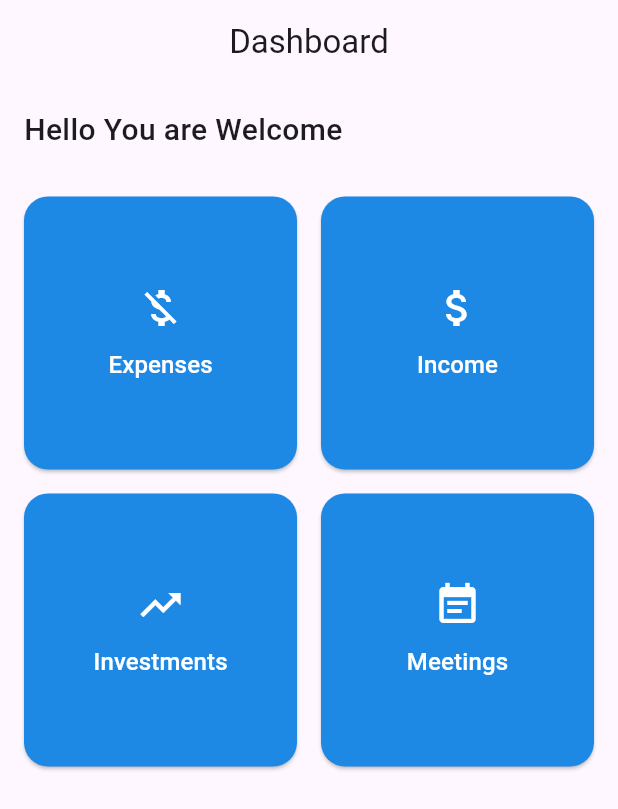
After one commit to DuminduMalinga/first_project, a Flutter app: the DashboardScreen screen opened directly, on a phone screen of 412 x 824 dp. The commit adds this screen. Shown: the top 809 px of the screen. Run offline on Flutter 3.47's test engine with Material 3 defaults, Android fonts, the phone set to English and light mode, and no system bars.

Commit message:
Add dashboard screen and improve signup validation
Introduces DashboardScreen with grid navigation and updates HomeScreen to redirect to it. SignupScreen now includes password confirmation and validation. Also disables debug banner in main.dart.

```diff
--- a/lib/main.dart
+++ b/lib/main.dart
@@ -9,6 +9,7 @@ class MyApp extends StatelessWidget {
   @override
   Widget build(BuildContext context) {
     return MaterialApp(
+      debugShowCheckedModeBanner: false,
       title: 'Login App',
       theme: ThemeData(primarySwatch: Colors.blue),
       home: LoginScreen(),
--- /dev/null
+++ b/lib/screens/Dashboard_screen.dart
@@ -0,0 +1,68 @@
+import 'package:flutter/material.dart';
+
+class DashboardScreen extends StatelessWidget {
+  @override
+  Widget build(BuildContext context) {
+    return Scaffold(
+      appBar: AppBar(title: Text('Dashboard'), centerTitle: true),
+      body: Padding(
+        padding: const EdgeInsets.all(16.0),
+        child: Column(
+          crossAxisAlignment: CrossAxisAlignment.start,
+          children: [
+            Text(
+              'Hello You are Welcome',
+              style: TextStyle(fontSize: 20, fontWeight: FontWeight.w500),
+            ),
+            SizedBox(height: 30),
+            GridView.count(
+              crossAxisCount: 2,
+              shrinkWrap: true,
+              crossAxisSpacing: 16,
+              mainAxisSpacing: 16,
+              physics: NeverScrollableScrollPhysics(),
+              children: [
+                _buildDashboardButton(context, 'Expenses', Icons.money_off),
+                _buildDashboardButton(context, 'Income', Icons.attach_money),
+                _buildDashboardButton(
+                  context,
+                  'Investments',
+                  Icons.trending_up,
+                ),
+                _buildDashboardButton(context, 'Meetings', Icons.event_note),
+              ],
+            ),
+          ],
+        ),
+      ),
+    );
+  }
+
+  Widget _buildDashboardButton(
+    BuildContext context,
+    String title,
+    IconData icon,
+  ) {
+    return ElevatedButton(
+      onPressed: () {
+        ScaffoldMessenger.of(
+          context,
+        ).showSnackBar(SnackBar(content: Text('$title clicked')));
+      },
+      style: ElevatedButton.styleFrom(
+        padding: EdgeInsets.all(16),
+        backgroundColor: Colors.blue.shade600,
+        foregroundColor: Colors.white,
+        shape: RoundedRectangleBorder(borderRadius: BorderRadius.circular(16)),
+      ),
+      child: Column(
+        mainAxisAlignment: MainAxisAlignment.center,
+        children: [
+          Icon(icon, size: 32),
+          SizedBox(height: 10),
+          Text(title, style: TextStyle(fontSize: 16)),
+        ],
+      ),
+    );
+  }
+}
```
Also changed, not shown: lib/screens/Home_screen.dart (+9 -2 lines), lib/screens/Signup_screen.dart (+17 -1 lines).
